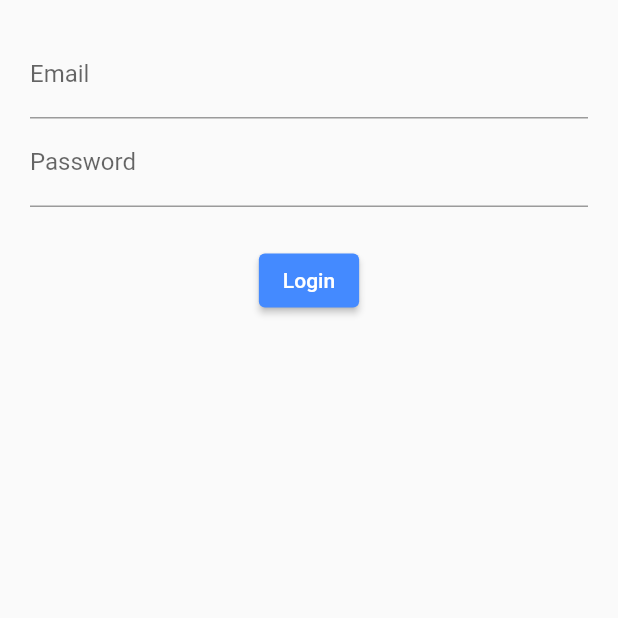
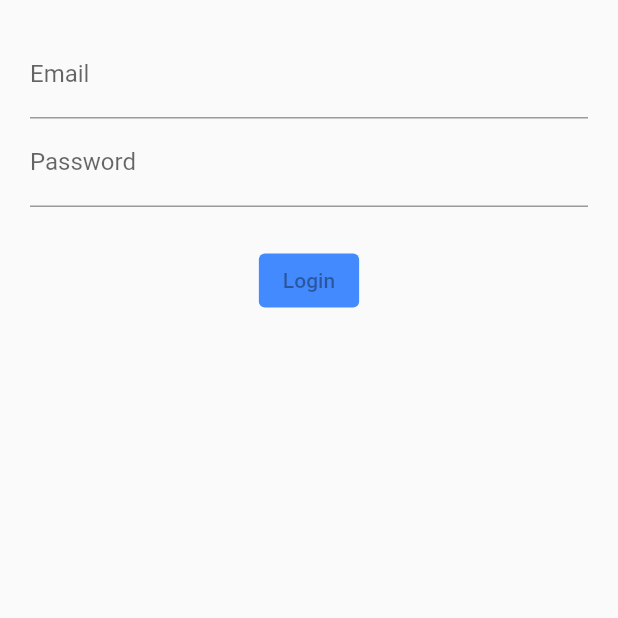
Before and after one commit to MartiinWalsh/bloc-vs-stateful-login, a Flutter app: the screen it shows after launch, on a phone screen of 412 x 824 dp, the top half of it. Run offline on Flutter 3.47's test engine with Material 2 defaults, Android fonts, the phone set to English and light mode, and no system bars; our stand-ins replace rxdart.

Commit message:
RxDart added for additional stream functionality

```diff
--- a/bloc_login/lib/src/blocs/bloc.dart
+++ b/bloc_login/lib/src/blocs/bloc.dart
@@ -1,18 +1,29 @@
 import 'dart:async';
 
 import 'package:bloc_login/src/blocs/validators.dart';
+import 'package:rxdart/rxdart.dart';
 
 class Bloc with Validators {
-  final _email = StreamController<String>();
-  final _password = StreamController<String>();
+  final _email = BehaviorSubject<String>();
+  final _password = BehaviorSubject<String>();
 
   // Allow add data to stream
   Stream<String> get email => _email.stream.transform(validateEmail);
   Stream<String> get password => _password.stream.transform(validatePassword);
+  Stream<bool> get submitValue =>
+      CombineLatestStream.combine2(email, password, (e, p) => true);
 
   // Change data
   Function(String) get changeEmail => _email.sink.add;
   Function(String) get changePassword => _password.sink.add;
+
+  submit() {
+    final validEmail = _email.value;
+    final validPassword = _password.value;
+
+    print('Email is $validEmail');
+    print('Password is $validPassword');
+  }
 
   dispose() {
     _email.close();
--- a/bloc_login/lib/src/screens/login_screen.dart
+++ b/bloc_login/lib/src/screens/login_screen.dart
@@ -13,7 +13,7 @@ class LoginScreen extends StatelessWidget {
           emailField(bloc),
           passwordField(bloc),
           Container(margin: EdgeInsets.only(top: 25.0)),
-          submitButton(),
+          submitButton(bloc),
         ],
       ),
     );
@@ -50,12 +50,17 @@ class LoginScreen extends StatelessWidget {
         });
   }
 
-  Widget submitButton() {
-    return ElevatedButton(
-      onPressed: () {},
-      child: Text('Login'),
-      style: ButtonStyle(
-          backgroundColor: MaterialStateProperty.all(Colors.blueAccent)),
+  Widget submitButton(Bloc bloc) {
+    return StreamBuilder(
+      stream: bloc.submitValue,
+      builder: (context, snapshot) {
+        return ElevatedButton(
+          child: Text('Login'),
+          style: ButtonStyle(
+              backgroundColor: MaterialStateProperty.all(Colors.blueAccent)),
+          onPressed: snapshot.hasData ? bloc.submit : null,
+        );
+      },
     );
   }
 }
--- a/bloc_login/pubspec.yaml
+++ b/bloc_login/pubspec.yaml
@@ -28,6 +28,7 @@ dependencies:
   # The following adds the Cupertino Icons font to your application.
   # Use with the CupertinoIcons class for iOS style icons.
   cupertino_icons: ^1.0.0
+  rxdart: ^0.26.0
 
 dev_dependencies:
   flutter_test:
```
Also changed, not shown: bloc_login/pubspec.lock.
